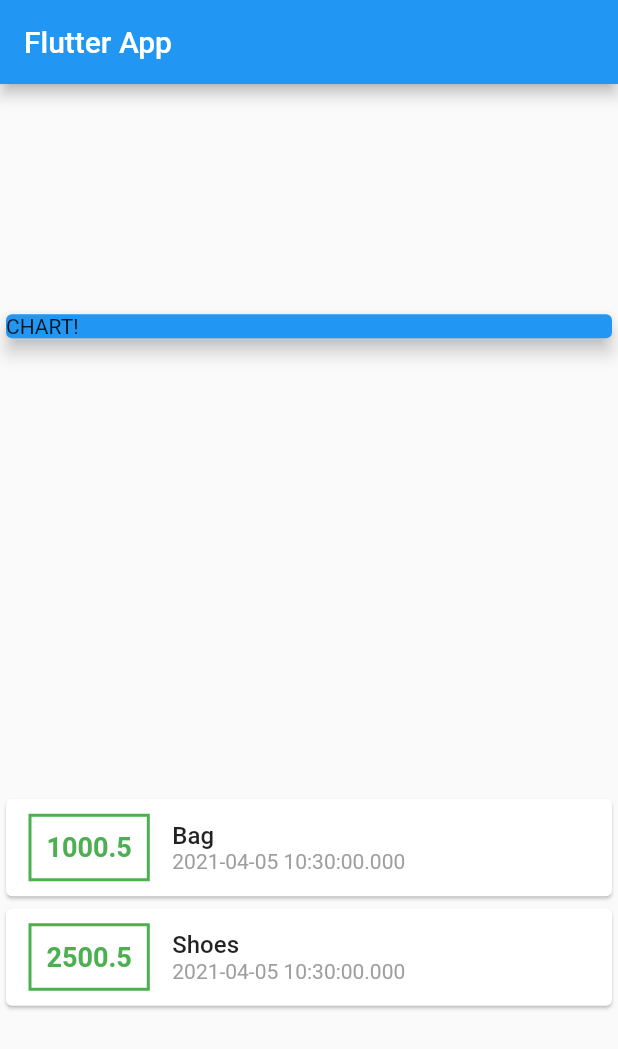
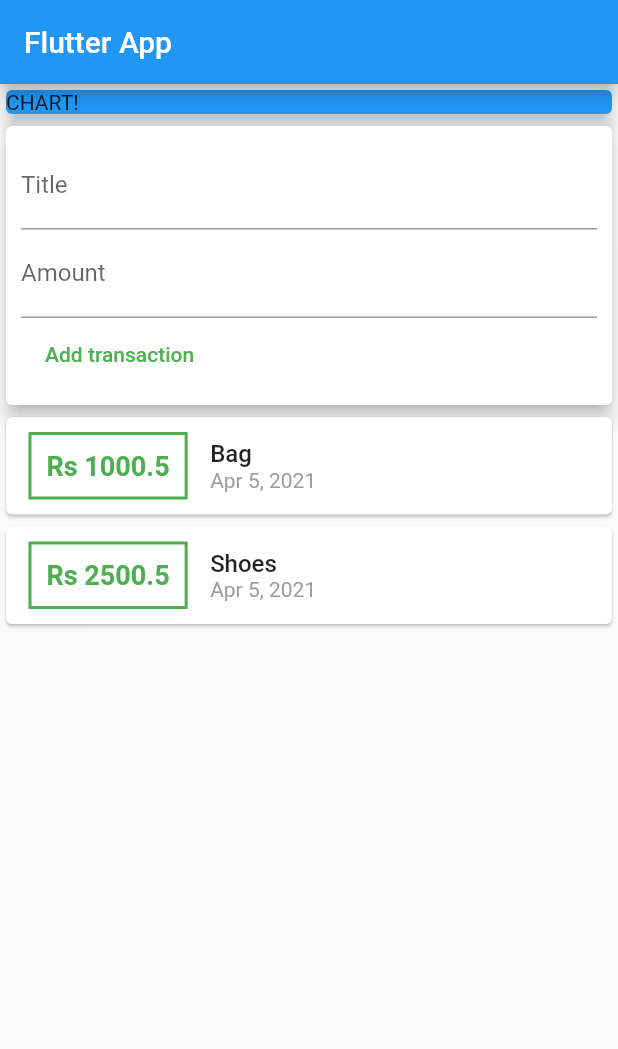
Before and after one commit to akshitachi/Personal_expense_app, a Flutter app: the screen it shows after launch, on a phone screen of 412 x 824 dp. Shown: the top 1049 px of the screen. Run offline on Flutter 3.47's test engine with Material 2 defaults, Android fonts, the phone set to English and light mode, and no system bars.

Commit message:
added new transactions

```diff
--- a/lib/main.dart
+++ b/lib/main.dart
@@ -1,5 +1,6 @@
 import 'package:flutter/material.dart';
-import './transactions.dart';
+import './widgets/user_transactions.dart';
+
 
 void main() => runApp(MyApp());
 
@@ -14,20 +15,10 @@ class MyApp extends StatelessWidget {
 }
 
 class MyHomePage extends StatelessWidget {
-  final List<Transaction> transactions = [
-    Transaction(
-      id: 'item1',
-      title: 'Bag',
-      amount: 1000.50,
-      date: DateTime.now(),
-    ),
-    Transaction(
-      id: 'item2',
-      title: 'Shoes',
-      amount: 2500.50,
-      date: DateTime.now(),
-    ),
-  ];
+  //String titleInput;
+  //String amountInput;
+  final titleController = TextEditingController();
+  final amountController = TextEditingController();
   @override
   Widget build(BuildContext context) {
     return Scaffold(
@@ -35,7 +26,7 @@ class MyHomePage extends StatelessWidget {
           title: Text('Flutter App'),
         ),
         body: Column(
-          mainAxisAlignment: MainAxisAlignment.spaceAround,
+          mainAxisAlignment: MainAxisAlignment.start,
           crossAxisAlignment: CrossAxisAlignment.stretch,
           children: [
             Container(
@@ -46,55 +37,7 @@ class MyHomePage extends StatelessWidget {
                 elevation: 5,
               ),
             ),
-            Column(
-              children: transactions.map((tx) {
-                return Card(
-                  child: Row(
-                    children: [
-                      Container(
-                        margin: EdgeInsets.symmetric(
-                          vertical: 10,
-                          horizontal: 15,
-                        ),
-                        decoration: BoxDecoration(
-                          border: Border.all(
-                            color: Colors.green,
-                            width: 2,
-                          ),
-                        ),
-                        padding: EdgeInsets.all(10),
-                        child: Text(
-                          tx.amount.toString(),
-                          style: TextStyle(
-                            fontWeight: FontWeight.bold,
-                            fontSize: 18,
-                            color: Colors.green,
-                          ),
-                        ),
-                      ),
-                      Column(
-                        crossAxisAlignment: CrossAxisAlignment.start,
-                        children: [
-                          Text(
-                            tx.title,
-                            style: TextStyle(
-                              fontSize: 16,
-                              fontWeight: FontWeight.w500,
-                            ),
-                          ),
-                          Text(
-                            tx.date.toString(),
-                            style: TextStyle(
-                              color: Colors.grey,
-                            ),
-                          ),
-                        ],
-                      ),
-                    ],
-                  ),
-                );
-              }).toList(),
-            ),
+            UserTransactions()
           ],
         ));
   }
--- /dev/null
+++ b/lib/widgets/new_transactions.dart
@@ -0,0 +1,46 @@
+import 'package:flutter/material.dart';
+
+class NewTransaction extends StatelessWidget {
+  final Function addTx;
+  final titleController = TextEditingController();
+  final amountController = TextEditingController();
+  NewTransaction(this.addTx);
+  @override
+  Widget build(BuildContext context) {
+    return Card(
+      elevation: 5,
+      child: Container(
+        padding: EdgeInsets.all(10),
+        child: Column(
+          crossAxisAlignment: CrossAxisAlignment.start,
+          children: [
+            TextField(
+              decoration: InputDecoration(labelText: 'Title'),
+              controller: titleController,
+              //onChanged: (val) {
+              //titleInput = val;
+              // },
+            ),
+            TextField(
+              decoration: InputDecoration(labelText: 'Amount'),
+              controller: amountController,
+              //onChanged: (val) {
+              //amountInput = val;
+              //},
+            ),
+            FlatButton(
+              onPressed: () {
+                addTx(
+                  titleController.text,
+                  double.parse(amountController.text),
+                );
+              },
+              textColor: Colors.green,
+              child: Text('Add transaction'),
+            )
+          ],
+        ),
+      ),
+    );
+  }
+}
--- /dev/null
+++ b/lib/widgets/transaction_list.dart
@@ -0,0 +1,61 @@
+import 'package:flutter/material.dart';
+import '../models/transactions.dart';
+import 'package:intl/intl.dart';
+
+class TransactionList extends StatelessWidget {
+  final List<Transaction> transactions;
+  TransactionList(this.transactions);
+
+  @override
+  Widget build(BuildContext context) {
+    return Column(
+      children: transactions.map((tx) {
+        return Card(
+          child: Row(
+            children: [
+              Container(
+                margin: EdgeInsets.symmetric(
+                  vertical: 10,
+                  horizontal: 15,
+                ),
+                decoration: BoxDecoration(
+                  border: Border.all(
+                    color: Colors.green,
+                    width: 2,
+                  ),
+                ),
+                padding: EdgeInsets.all(10),
+                child: Text(
+                  'Rs ' + tx.amount.toString(),
+                  style: TextStyle(
+                    fontWeight: FontWeight.bold,
+                    fontSize: 18,
+                    color: Colors.green,
+                  ),
+                ),
+              ),
+              Column(
+                crossAxisAlignment: CrossAxisAlignment.start,
+                children: [
+                  Text(
+                    tx.title,
+                    style: TextStyle(
+                      fontSize: 16,
+                      fontWeight: FontWeight.w500,
+                    ),
+                  ),
+                  Text(
+                    DateFormat.yMMMd().format(tx.date),
+                    style: TextStyle(
+                      color: Colors.grey,
+                    ),
+                  ),
+                ],
+              ),
+            ],
+          ),
+        );
+      }).toList(),
+    );
+  }
+}
--- /dev/null
+++ b/lib/widgets/user_transactions.dart
@@ -0,0 +1,47 @@
+import 'package:flutter/material.dart';
+import './new_transactions.dart';
+import './transaction_list.dart';
+import '../models/transactions.dart';
+
+class UserTransactions extends StatefulWidget {
+  @override
+  _UserTransactionsState createState() => _UserTransactionsState();
+}
+
+class _UserTransactionsState extends State<UserTransactions> {
+  final List<Transaction> _userTransactions = [
+    Transaction(
+      id: 'item1',
+      title: 'Bag',
+      amount: 1000.5,
+      date: DateTime.now(),
+    ),
+    Transaction(
+      id: 'item2',
+      title: 'Shoes',
+      amount: 2500.50,
+      date: DateTime.now(),
+    ),
+  ];
+  void _addNewTransaction(String txTitle, double txAmount) {
+    final newTx = Transaction(
+      title: txTitle,
+      amount: txAmount,
+      date: DateTime.now(),
+      id: DateTime.now().toString(),
+    );
+    setState(() {
+      _userTransactions.add(newTx);
+    });
+  }
+
+  @override
+  Widget build(BuildContext context) {
+    return Column(
+      children: [
+        NewTransaction(_addNewTransaction),
+        TransactionList(_userTransactions),
+      ],
+    );
+  }
+}
--- a/pubspec.yaml
+++ b/pubspec.yaml
@@ -23,6 +23,7 @@ environment:
 dependencies:
   flutter:
     sdk: flutter
+  intl: ^0.17.0
 
 
   # The following adds the Cupertino Icons font to your application.
```
Also changed, not shown: lib/models/transactions.dart (renamed from lib/transactions.dart), pubspec.lock.
